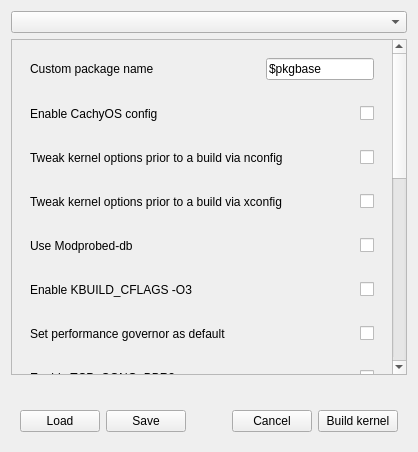
Old version of the form src/conf-options-page.ui in the repository MadGoatHaz/kernel-manager.
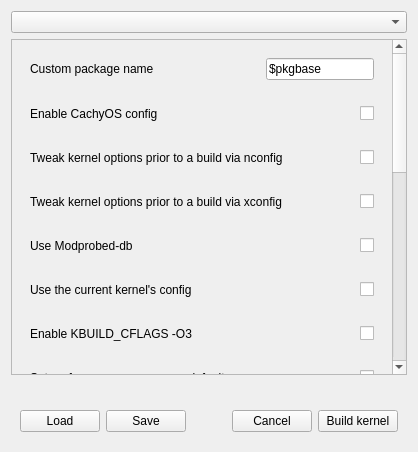
New version of the form.

Commit message: 👷 conf: add current_config flag

```diff
--- a/src/conf-options-page.ui
+++ b/src/conf-options-page.ui
@@ -173,6 +173,35 @@
           </layout>
          </widget>
         </item>
+        <item>
+         <widget class="QWidget" name="use_current_widget" native="true">
+          <layout class="QHBoxLayout" name="use_current_horizontal_layout">
+           <item>
+            <widget class="QLabel" name="use_current_label">
+             <property name="text">
+              <string>Use the current kernel's config</string>
+             </property>
+            </widget>
+           </item>
+           <item>
+            <spacer name="use_current_horizontal_spacer">
+             <property name="orientation">
+              <enum>Qt::Horizontal</enum>
+             </property>
+             <property name="sizeHint" stdset="0">
+              <size>
+               <width>40</width>
+               <height>20</height>
+              </size>
+             </property>
+            </spacer>
+           </item>
+           <item>
+            <widget class="QCheckBox" name="use_current_check"/>
+           </item>
+          </layout>
+         </widget>
+        </item>
         <item>
          <widget class="QWidget" name="hardly_widget" native="true">
           <layout class="QHBoxLayout" name="hardly_horizontal_layout">
```
The commit also changes 5 other files.
